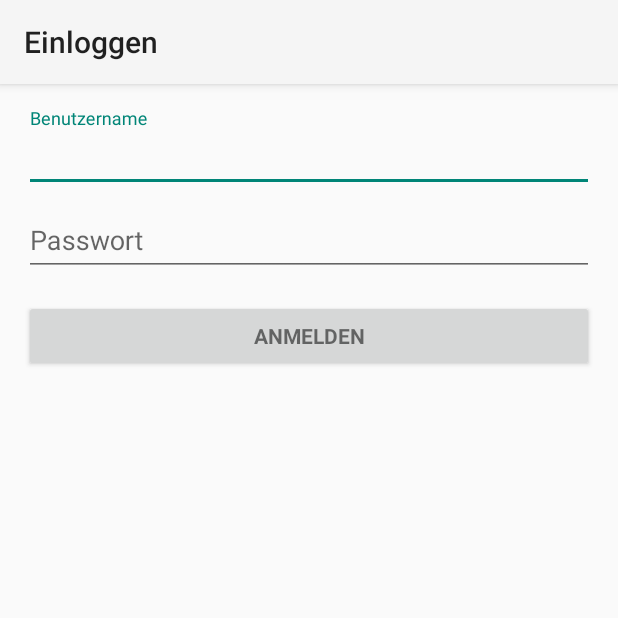
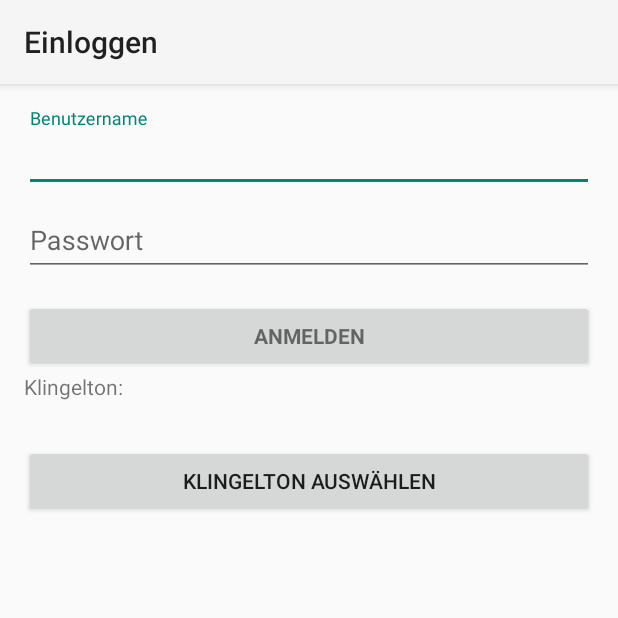
Before and after one commit to ulikoenig/pewosa-android, an Android app: the LoginActivity screen opened directly, with no data from a screen before it, on a phone screen of 412 x 824 dp, the top half of it. Run offline under Robolectric (Android 15) with nearby library versions, the phone set to English and light mode, and no system bars.

Commit message:
Autostart & Aufgeräumt

```diff
--- a/app/src/main/java/de/ulikoenig/pewosa/StartFirebaseAtBoot.java
+++ b/app/src/main/java/de/ulikoenig/pewosa/StartFirebaseAtBoot.java
@@ -18,9 +18,9 @@ public class StartFirebaseAtBoot extends BroadcastReceiver {
         Log.d("pewosa","StartFirebaseAtBoot.onReceive("+context.toString()+","+intent.toString()+")");
         android.os.Debug.waitForDebugger();
         Log.d("pewosa","StartFirebaseAtBoot.onReceive android.os.Debug.waitForDebugger done");
-        context.startService(new Intent(context,MyFirebaseInstanceIDService.class));
+        Intent firebaseService = new Intent(context, MyFirebaseInstanceIDService.class);
+        context.startService(firebaseService);
         context.startService(new Intent(context,MyFirebaseMessagingService.class));
         Log.d("pewosa","StartFirebaseAtBoot.onReceive done");
-
     }
 }
--- a/app/src/main/res/layout/activity_login.xml
+++ b/app/src/main/res/layout/activity_login.xml
@@ -70,6 +70,26 @@
                 android:text="@string/action_sign_in"
                 android:textStyle="bold" />
 
+            <TextView
+                android:text="Klingelton:"
+                android:layout_width="match_parent"
+                android:layout_height="wrap_content"
+                android:id="@+id/textView2" />
+
+            <TextView
+                android:layout_width="match_parent"
+                android:layout_height="wrap_content"
+                android:id="@+id/ringtone"
+                android:textAppearance="@android:style/TextAppearance.Material.Large"
+                android:textSize="22sp" />
+
+            <Button
+                android:text="Klingelton auswählen"
+                android:layout_width="match_parent"
+                android:layout_height="wrap_content"
+                android:id="@+id/ringtoneBtn"
+                android:onClick="selectRingtone" />
+
         </LinearLayout>
     </ScrollView>
 </LinearLayout>
--- a/build.gradle
+++ b/build.gradle
@@ -5,7 +5,7 @@ buildscript {
         jcenter()
     }
     dependencies {
-        classpath 'com.android.tools.build:gradle:2.2.0'
+        classpath 'com.android.tools.build:gradle:2.2.2'
         classpath 'com.google.gms:google-services:3.0.0'
 
 
```
Also changed, not shown: app/src/main/java/de/ulikoenig/pewosa/LoginActivity.java (+83 -88 lines), app/src/main/java/de/ulikoenig/pewosa/MainActivity.java (+9 -0 lines), app/src/main/java/de/ulikoenig/pewosa/MyFirebaseInstanceIDService.java (+4 -5 lines), app/src/main/java/de/ulikoenig/pewosa/MyFirebaseMessagingService.java (+25 -2 lines), app/src/main/ic_launcher-web.png (added), app/src/main/res/mipmap-hdpi/ic_launcher.png, app/src/main/res/mipmap-mdpi/ic_launcher.png, app/src/main/res/mipmap-xhdpi/ic_launcher.png, app/src/main/res/mipmap-xxhdpi/ic_launcher.png, app/src/main/res/mipmap-xxxhdpi/ic_launcher.png, 1 other file.
